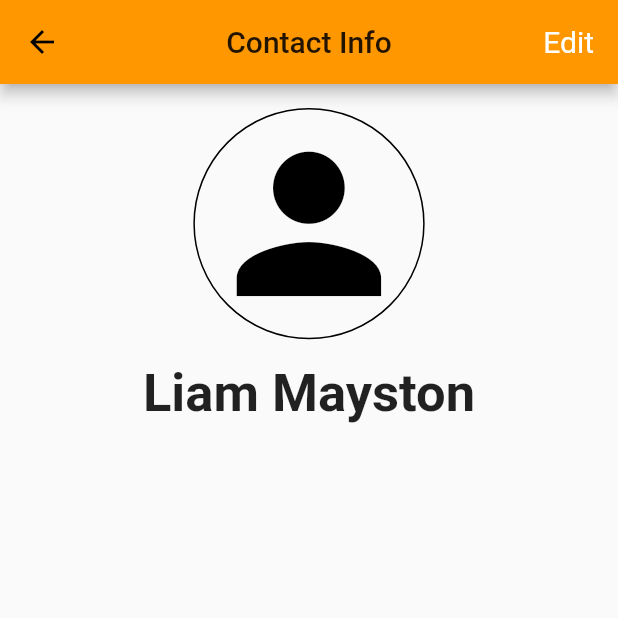
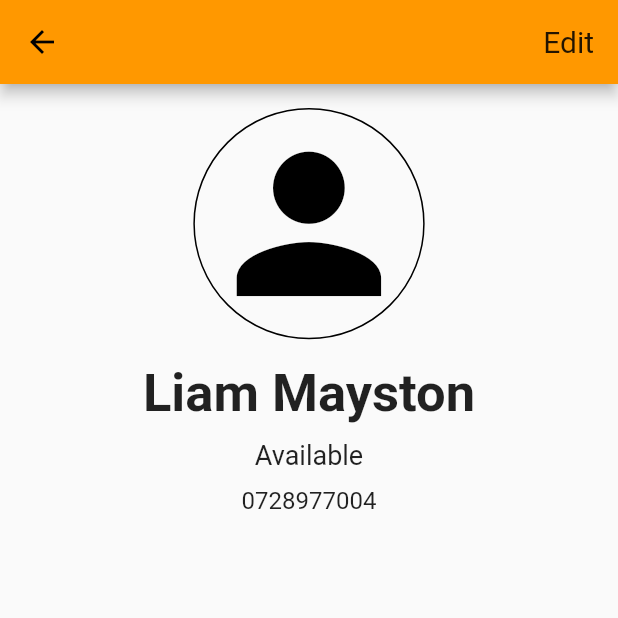
Before and after one commit to COS301-SE-2021/Atbash, a Flutter app: the ContactPage screen opened directly with empty values, on a phone screen of 412 x 824 dp, the top half of it. Run offline on Flutter 3.47's test engine with Material 2 defaults, Android fonts, the phone set to English and light mode, and no system bars; our stand-ins replace country_code_picker, firebase_core, firebase_messaging, flutter_local_notifications, flutter_mobx, flutter_secure_storage and 7 more; missing offline and left inert: pointycastle, rsa_encrypt; accounts and stored records are empty; generated files the repository leaves out were written again.

Commit message:
ContactPage.dart. Created design.

```diff
--- a/mobile/lib/pages/ContactPage.dart
+++ b/mobile/lib/pages/ContactPage.dart
@@ -23,15 +23,12 @@ class _ContactPageState extends State<ContactPage> {
 
   AppBar _buildAppBar(BuildContext context) {
     return AppBar(
-      centerTitle: true,
-      title: Text("Contact Info"),
       actions: [
         Padding(
           padding: const EdgeInsets.all(16.0),
           child: Text(
             "Edit",
             style: TextStyle(
-              color: Colors.white,
               fontSize: 20.0,
             ),
           ),
@@ -59,7 +56,24 @@ class _ContactPageState extends State<ContactPage> {
             fontWeight: FontWeight.bold,
           ),
         ),
-
+        SizedBox(
+          height: 10,
+        ),
+        Text(
+          "Available",
+          textAlign: TextAlign.center,
+          style: TextStyle(fontSize: 18),
+        ),
+        SizedBox(
+          height: 10,
+        ),
+        Text(
+          "0728977004",
+          textAlign: TextAlign.center,
+          style: TextStyle(
+            fontSize: 16,
+          ),
+        ),
       ],
     );
   }
```
